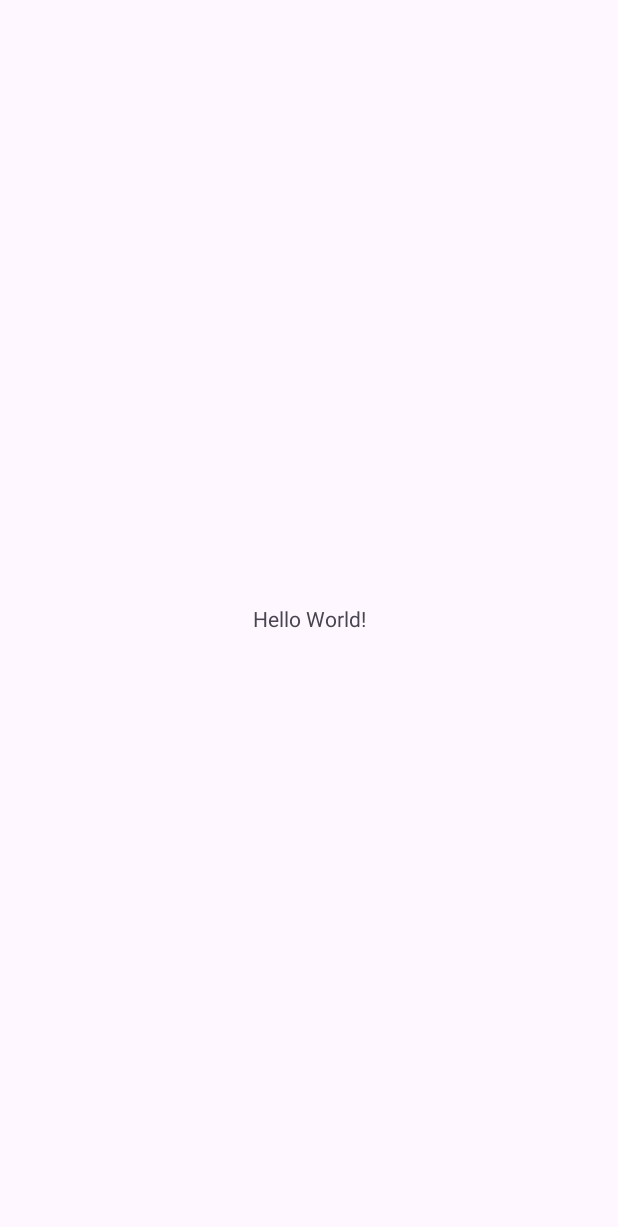
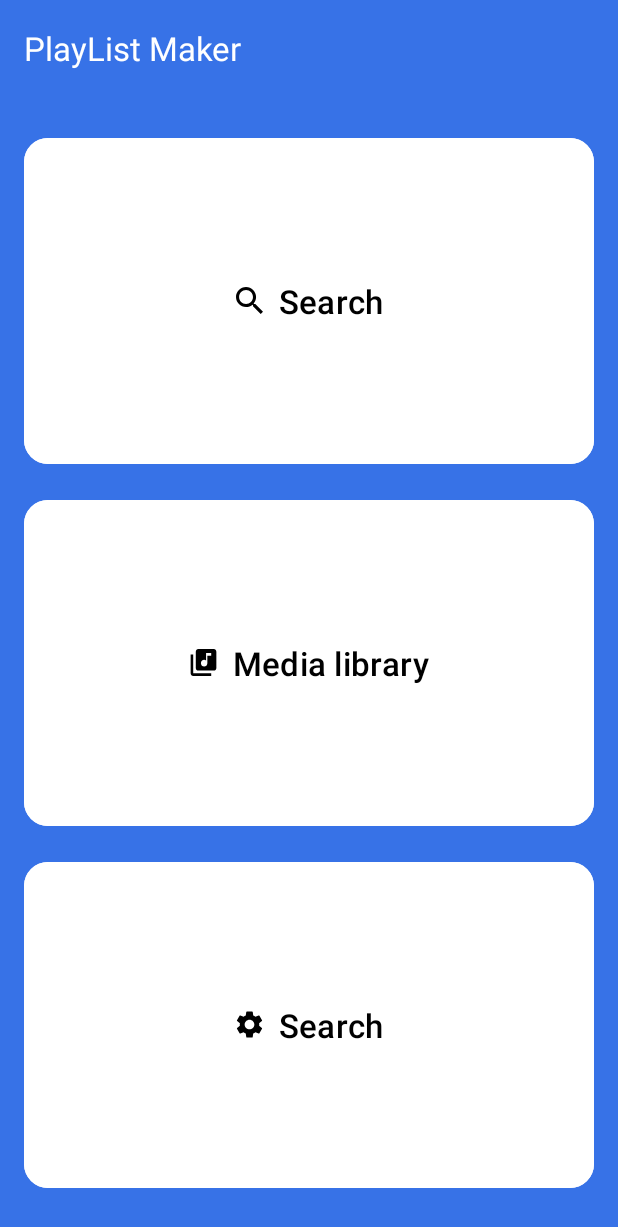
Before and after one commit to OvsyannikovMaksim/PlaylistMaker, an Android app: the screen it shows after launch (MainActivity), on a phone screen of 412 x 824 dp. Before the commit the part shown is almost empty. Shown: the top 1227 px of the screen. Run offline under Robolectric (Android 15) with nearby library versions, the light colour scheme and no system bars.

Commit message:
create 2 layout

```diff
--- a/app/src/main/java/com/example/playlistmaker/MainActivity.kt
+++ b/app/src/main/java/com/example/playlistmaker/MainActivity.kt
@@ -1,20 +1,11 @@
 package com.example.playlistmaker
 
 import android.os.Bundle
-import androidx.activity.enableEdgeToEdge
 import androidx.appcompat.app.AppCompatActivity
-import androidx.core.view.ViewCompat
-import androidx.core.view.WindowInsetsCompat
 
 class MainActivity : AppCompatActivity() {
     override fun onCreate(savedInstanceState: Bundle?) {
         super.onCreate(savedInstanceState)
-        enableEdgeToEdge()
         setContentView(R.layout.activity_main)
-        ViewCompat.setOnApplyWindowInsetsListener(findViewById(R.id.main)) { v, insets ->
-            val systemBars = insets.getInsets(WindowInsetsCompat.Type.systemBars())
-            v.setPadding(systemBars.left, systemBars.top, systemBars.right, systemBars.bottom)
-            insets
-        }
     }
 }
--- /dev/null
+++ b/app/src/main/res/drawable/library_icon.xml
@@ -0,0 +1,9 @@
+<vector xmlns:android="http://schemas.android.com/apk/res/android"
+    android:width="21dp"
+    android:height="20dp"
+    android:viewportWidth="21"
+    android:viewportHeight="20">
+  <path
+      android:pathData="M18.5,0H6.5C5.4,0 4.5,0.9 4.5,2V14C4.5,15.1 5.4,16 6.5,16H18.5C19.6,16 20.5,15.1 20.5,14V2C20.5,0.9 19.6,0 18.5,0ZM16.5,5H13.5V10.5C13.5,11.88 12.38,13 11,13C9.62,13 8.5,11.88 8.5,10.5C8.5,9.12 9.62,8 11,8C11.57,8 12.08,8.19 12.5,8.51V3H16.5V5ZM2.5,4H0.5V18C0.5,19.1 1.4,20 2.5,20H16.5V18H2.5V4Z"
+      android:fillColor="#1A1B22"/>
+</vector>
--- /dev/null
+++ b/app/src/main/res/drawable/search_icon.xml
@@ -0,0 +1,9 @@
+<vector xmlns:android="http://schemas.android.com/apk/res/android"
+    android:width="19dp"
+    android:height="19dp"
+    android:viewportWidth="19"
+    android:viewportHeight="19">
+  <path
+      android:pathData="M13.579,11.95H12.721L12.417,11.656C13.481,10.418 14.122,8.81 14.122,7.061C14.122,3.161 10.961,0 7.061,0C3.161,0 0,3.161 0,7.061C0,10.961 3.161,14.122 7.061,14.122C8.81,14.122 10.418,13.481 11.656,12.417L11.95,12.721V13.579L17.381,19L19,17.381L13.579,11.95ZM7.061,11.95C4.356,11.95 2.173,9.766 2.173,7.061C2.173,4.356 4.356,2.173 7.061,2.173C9.766,2.173 11.95,4.356 11.95,7.061C11.95,9.766 9.766,11.95 7.061,11.95Z"
+      android:fillColor="#1A1B22"/>
+</vector>
--- /dev/null
+++ b/app/src/main/res/drawable/settings_icon.xml
@@ -0,0 +1,9 @@
+<vector xmlns:android="http://schemas.android.com/apk/res/android"
+    android:width="20dp"
+    android:height="20dp"
+    android:viewportWidth="20"
+    android:viewportHeight="20">
+  <path
+      android:pathData="M17.14,10.94C17.18,10.64 17.2,10.33 17.2,10C17.2,9.68 17.18,9.36 17.13,9.06L19.16,7.48C19.34,7.34 19.39,7.07 19.28,6.87L17.36,3.55C17.24,3.33 16.99,3.26 16.77,3.33L14.38,4.29C13.88,3.91 13.35,3.59 12.76,3.35L12.4,0.81C12.36,0.57 12.16,0.4 11.92,0.4H8.08C7.84,0.4 7.65,0.57 7.61,0.81L7.25,3.35C6.66,3.59 6.12,3.92 5.63,4.29L3.24,3.33C3.02,3.25 2.77,3.33 2.65,3.55L0.74,6.87C0.62,7.08 0.66,7.34 0.86,7.48L2.89,9.06C2.84,9.36 2.8,9.69 2.8,10C2.8,10.31 2.82,10.64 2.87,10.94L0.84,12.52C0.66,12.66 0.61,12.93 0.72,13.13L2.64,16.45C2.76,16.67 3.01,16.74 3.23,16.67L5.62,15.71C6.12,16.09 6.65,16.41 7.24,16.65L7.6,19.19C7.65,19.43 7.84,19.6 8.08,19.6H11.92C12.16,19.6 12.36,19.43 12.39,19.19L12.75,16.65C13.34,16.41 13.88,16.09 14.37,15.71L16.76,16.67C16.98,16.75 17.23,16.67 17.35,16.45L19.27,13.13C19.39,12.91 19.34,12.66 19.15,12.52L17.14,10.94ZM10,13.6C8.02,13.6 6.4,11.98 6.4,10C6.4,8.02 8.02,6.4 10,6.4C11.98,6.4 13.6,8.02 13.6,10C13.6,11.98 11.98,13.6 10,13.6Z"
+      android:fillColor="#1A1B22"/>
+</vector>
--- a/app/src/main/res/layout/activity_main.xml
+++ b/app/src/main/res/layout/activity_main.xml
@@ -1,19 +1,68 @@
 <?xml version="1.0" encoding="utf-8"?>
-<androidx.constraintlayout.widget.ConstraintLayout xmlns:android="http://schemas.android.com/apk/res/android"
+
+<LinearLayout xmlns:android="http://schemas.android.com/apk/res/android"
     xmlns:app="http://schemas.android.com/apk/res-auto"
-    xmlns:tools="http://schemas.android.com/tools"
-    android:id="@+id/main"
     android:layout_width="match_parent"
     android:layout_height="match_parent"
-    tools:context=".MainActivity">
+    android:orientation="vertical"
+    android:background="@color/main_blue">
 
-    <TextView
-        android:layout_width="wrap_content"
+    <androidx.appcompat.widget.Toolbar
+        android:layout_width="match_parent"
         android:layout_height="wrap_content"
-        android:text="Hello World!"
-        app:layout_constraintBottom_toBottomOf="parent"
-        app:layout_constraintEnd_toEndOf="parent"
-        app:layout_constraintStart_toStartOf="parent"
-        app:layout_constraintTop_toTopOf="parent" />
+        app:title="@string/app_name"
+        app:titleTextColor="@color/white"/>
 
-</androidx.constraintlayout.widget.ConstraintLayout>
+    <com.google.android.material.button.MaterialButton
+        android:id="@+id/search_button"
+        android:layout_width="match_parent"
+        android:layout_height="0dp"
+        android:layout_weight="1"
+        android:layout_marginTop="24dp"
+        android:layout_marginHorizontal="@dimen/standard_margin"
+        android:text="@string/search_button_text"
+        android:textSize="22sp"
+        android:backgroundTint="@color/white"
+        app:cornerRadius="16dp"
+        android:textColor="@color/black"
+        app:icon="@drawable/search_icon"
+        app:iconTint="@color/black"
+        app:iconGravity="textStart"
+        app:iconPadding="10dp"/>
+
+
+    <com.google.android.material.button.MaterialButton
+        android:id="@+id/media_button"
+        android:layout_width="match_parent"
+        android:layout_height="0dp"
+        android:layout_weight="1"
+        android:layout_margin="@dimen/standard_margin"
+        android:text="@string/media_button_text"
+        android:textSize="22sp"
+        android:backgroundTint="@color/white"
+        app:cornerRadius="16dp"
+        android:textColor="@color/black"
+        app:icon="@drawable/library_icon"
+        app:iconTint="@color/black"
+        app:iconGravity="textStart"
+        app:iconPadding="10dp"/>
+
+    <com.google.android.material.button.MaterialButton
+        android:id="@+id/settings_button"
+        android:layout_width="match_parent"
+        android:layout_height="0dp"
+        android:layout_weight="1"
+        android:layout_marginBottom="28dp"
+        android:layout_marginHorizontal="@dimen/standard_margin"
+        android:textSize="22sp"
+        android:text="@string/search_button_text"
+        android:backgroundTint="@color/white"
+        app:cornerRadius="16dp"
+        android:textColor="@color/black"
+        app:icon="@drawable/settings_icon"
+        app:iconTint="@color/black"
+        app:iconGravity="textStart"
+        app:iconPadding="10dp"/>
+
+
+</LinearLayout>
--- a/app/src/main/res/values/colors.xml
+++ b/app/src/main/res/values/colors.xml
@@ -2,4 +2,5 @@
 <resources>
     <color name="black">#FF000000</color>
     <color name="white">#FFFFFFFF</color>
+    <color name="main_blue">#3772E7</color>
 </resources>
--- /dev/null
+++ b/app/src/main/res/values/dimens.xml
@@ -0,0 +1,4 @@
+<?xml version="1.0" encoding="utf-8"?>
+<resources>
+    <dimen name="standard_margin">16dp</dimen>
+</resources>
--- a/app/src/main/res/values/strings.xml
+++ b/app/src/main/res/values/strings.xml
@@ -1,3 +1,10 @@
 <resources>
     <string name="app_name">PlayList Maker</string>
+    <string name="search_button_text">Search</string>
+    <string name="media_button_text">Media library</string>
+    <string name="settings_button_text">Settings</string>
+    <string name="settings_theme_text">Dark theme</string>
+    <string name="settings_share_text">Share app</string>
+    <string name="settings_support_text">Write to support</string>
+    <string name="settings_eula_text">Eula</string>
 </resources>
```
Also changed, not shown: app/src/main/res/drawable/back_button.xml (added, +9 -0 lines), app/src/main/res/drawable/right_arrow_icon.xml (added, +9 -0 lines), app/src/main/res/drawable/share_icon.xml (added, +9 -0 lines), app/src/main/res/drawable/support_icon.xml (added, +18 -0 lines), app/src/main/res/layout/activity_settings.xml (added, +95 -0 lines).
